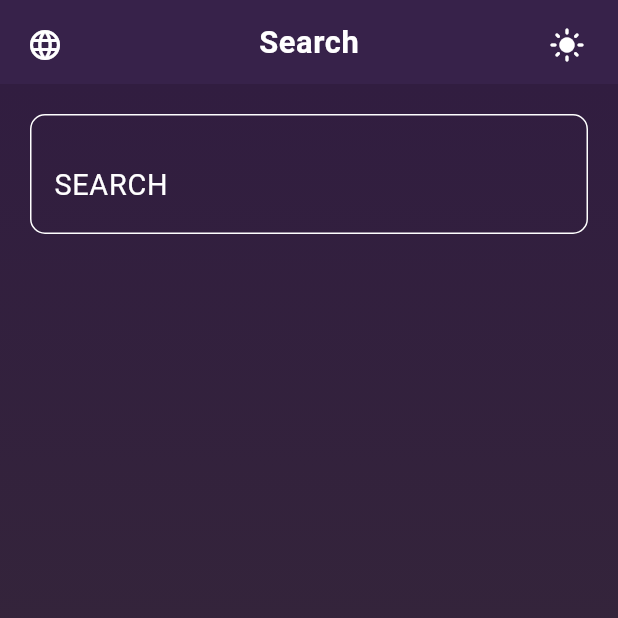
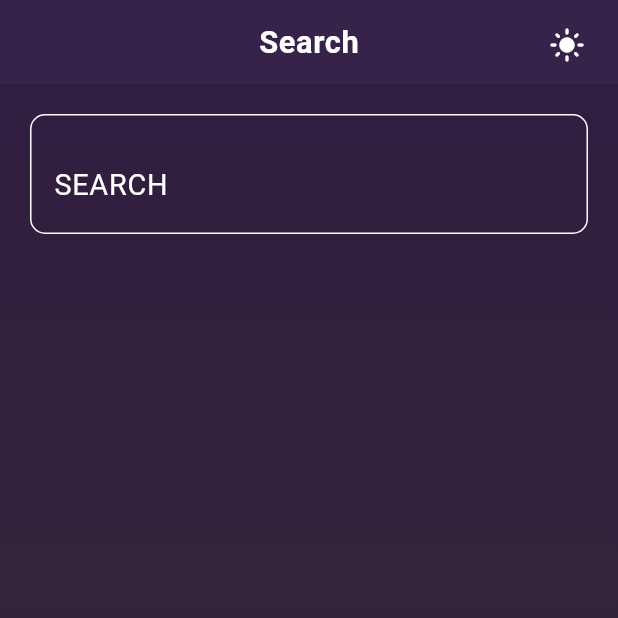
Before and after one commit to HouSsamB10/weather, a Flutter app: the SearchScreen screen opened directly, on a phone screen of 412 x 824 dp, the top half of it. Run offline on Flutter 3.47's test engine with Material 3 defaults, Android fonts, the phone set to English and light mode, and no system bars; drawn by our look-alikes of flutter_animate; our stand-ins replace connectivity_plus, dio, get, lottie; network calls fail; Roboto replaces fonts that are missing (flutterfonts).

Commit message:
ready v1

```diff
--- a/lib/main.dart
+++ b/lib/main.dart
@@ -23,7 +23,6 @@ class MyApp extends StatelessWidget {
     return GetMaterialApp(
       debugShowCheckedModeBanner: false,
       title: 'Weather App',
-
       // translation step
       // translations: Message(),
       // locale: Locale('ar'),
--- a/lib/weather_app/widgets/shared_appbar_widget.dart
+++ b/lib/weather_app/widgets/shared_appbar_widget.dart
@@ -34,24 +34,6 @@ class SharedAppBarWidget extends StatelessWidget
           backgroundColor:
               controller.is_dark ? lightBckgColor1 : darkBckgdColor1,
           elevation: 5,
-          leading: Padding(
-            padding: const EdgeInsets.all(10.0),
-            child: IconButton(
-              icon: Icon(
-                controller.is_dark ? Icons.language : Icons.language,
-                color: controller.is_dark
-                    ? darkBackgroundColor
-                    : lightBackgroundColor,
-              ),
-              onPressed: () {
-                controller.is_dark
-                    ? controller.is_dark = false
-                    : controller.is_dark = true;
-              },
-            ),
-          ).animate().fadeIn(
-                duration: const Duration(milliseconds: 1000),
-              ),
           actions: [
             Padding(
               padding: const EdgeInsets.all(10.0),
```
Also changed, not shown: lib/weather_app/modules/home/view.dart (+0 -20 lines).
